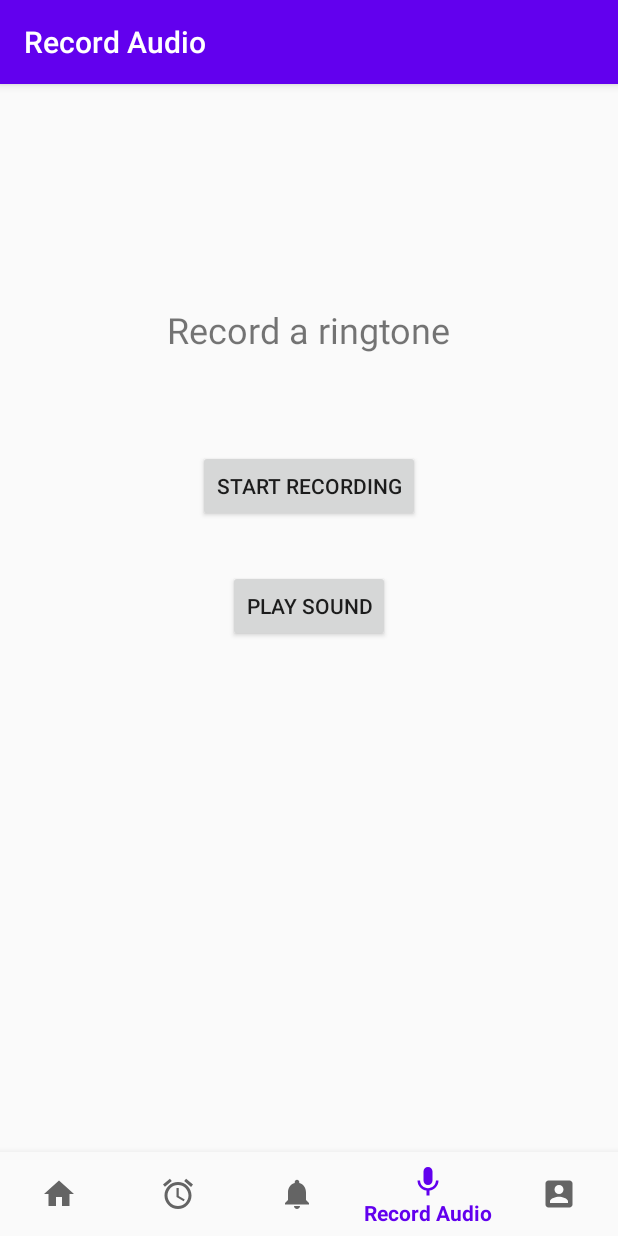
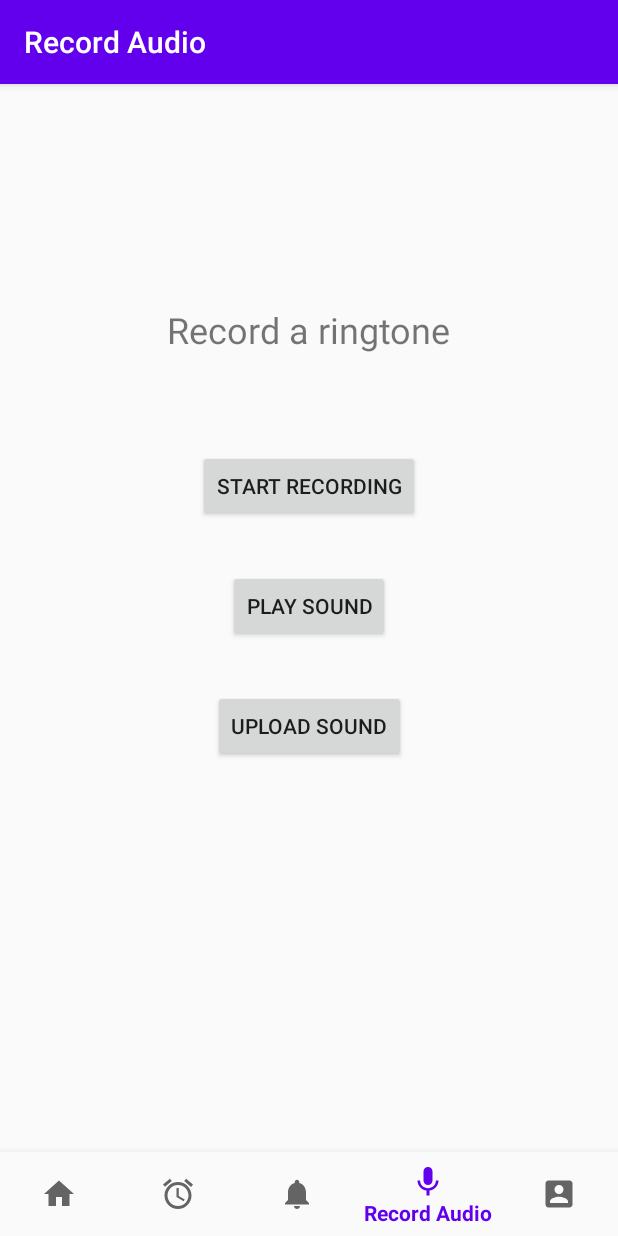
Before and after one commit to RileyLipinski/AlarmBuddyClock, an Android app: the RecordAudioFragment screen opened through its navigation route, on a phone screen of 412 x 824 dp. Run offline under Robolectric (Android 15) with nearby library versions, the phone set to English and light mode, and no system bars; our stand-ins replace navigation-ui; libraries missing offline, so code that uses them is left out: nl.bravobit.ffmpeg.

Commit message:
Uploading sound gives file not supported

```diff
--- a/android/app/src/main/java/edu/ust/alarmbuddy/ui/record_audio/RecordAudioFragment.java
+++ b/android/app/src/main/java/edu/ust/alarmbuddy/ui/record_audio/RecordAudioFragment.java
@@ -1,15 +1,16 @@
 package edu.ust.alarmbuddy.ui.record_audio;
 
 import android.Manifest;
+import android.content.Context;
 import android.content.pm.PackageManager;
 import android.media.MediaPlayer;
 import android.media.MediaRecorder;
 import android.os.Bundle;
-import android.os.Environment;
 import android.util.Log;
 import android.view.LayoutInflater;
 import android.view.View;
 import android.view.ViewGroup;
+import android.webkit.MimeTypeMap;
 import android.widget.Button;
 import android.widget.Toast;
 import androidx.annotation.NonNull;
@@ -17,6 +18,13 @@ import androidx.annotation.Nullable;
 import androidx.fragment.app.Fragment;
 import androidx.lifecycle.ViewModelProviders;
 import edu.ust.alarmbuddy.R;
+import edu.ust.alarmbuddy.common.AlarmBuddyHttp;
+import edu.ust.alarmbuddy.common.UserData;
+import nl.bravobit.ffmpeg.ExecuteBinaryResponseHandler;
+import nl.bravobit.ffmpeg.FFmpeg;
+import okhttp3.*;
+import org.jetbrains.annotations.NotNull;
+
 import java.io.File;
 import java.io.IOException;
 
@@ -29,11 +37,11 @@ public class RecordAudioFragment extends Fragment {
 	private final int MY_PERMISSIONS_RECORD_AUDIO = 1;
 	private final int MY_PERMISSIONS_WRITE_EXTERNAL_STORAGE = 2;
 
-	private File audioFile = null;
-	private static String fileName = null;
+	private static File audioFile = null;
 
 	private Button recordButton = null;
 	private Button playButton = null;
+	private Button uploadSoundButton = null;
 
 	private MediaRecorder recorder = null;
 	private MediaPlayer player = null;
@@ -49,23 +57,22 @@ public class RecordAudioFragment extends Fragment {
 		root = inflater.inflate(R.layout.fragment_record_audio, container, false);
 
 		// where to store recorded audio file
-		audioFile = new File(Environment.getExternalStorageDirectory(),
-			"audio_test.3gp");
-		// name to access audio file
-		fileName = audioFile.getAbsolutePath();
+		audioFile = new File(getContext().getExternalFilesDir(""),
+			"android_test.wav");
 
 		// set buttons
 		recordButton = root.findViewById(R.id.recordButton);
 		playButton = root.findViewById(R.id.playButton);
+		uploadSoundButton = root.findViewById(R.id.uploadButton);
 
 		recordButton.setText("Start recording");
 		playButton.setText("Play sound");
 
-		// request user for permission to access microphone
+		// request user for permission to access microphone and storage
 		requestPermissions(new String[]{Manifest.permission.RECORD_AUDIO,
 			Manifest.permission.WRITE_EXTERNAL_STORAGE}, 1);
 
-		// set listeners for button clicks
+		// set listeners for record, play, and upload
 		View.OnClickListener recordClicker = new View.OnClickListener() {
 			public void onClick(View v) {
 				// only starts recording if mic can be used
@@ -83,7 +90,6 @@ public class RecordAudioFragment extends Fragment {
 		};
 		recordButton.setOnClickListener(recordClicker);
 
-		// set listener for play button
 		View.OnClickListener playClicker = new View.OnClickListener() {
 			public void onClick(View v) {
 				// check if there is a recorded file to play
@@ -101,8 +107,20 @@ public class RecordAudioFragment extends Fragment {
 		};
 		playButton.setOnClickListener(playClicker);
 
+		View.OnClickListener uploadClicker = new View.OnClickListener() {
+			public void onClick(View v) {
+				//if (audioFile.exists()) {
+					//uploadSound(getContext(), audioFile.getAbsolutePath());
+				//}
+				uploadSound(getContext(), audioFile.getAbsolutePath());
+			}
+		};
+		uploadSoundButton.setOnClickListener(uploadClicker);
+
 		return root;
 	}
+
+
 
 	@Override
 	public void onActivityCreated(@Nullable Bundle savedInstanceState) {
@@ -138,11 +156,8 @@ public class RecordAudioFragment extends Fragment {
 			case MY_PERMISSIONS_RECORD_AUDIO: {
 				if (grantResults.length > 0
 					&& grantResults[0] == PackageManager.PERMISSION_GRANTED) {
-					// permission was granted, yay!
 					micPermission = true;
 				} else {
-					// permission denied, boo! Disable the
-					// functionality that depends on this permission.
 					Toast.makeText(getActivity(), "Permissions Denied to record audio",
 						Toast.LENGTH_LONG).show();
 				}
@@ -151,11 +166,8 @@ public class RecordAudioFragment extends Fragment {
 			case MY_PERMISSIONS_WRITE_EXTERNAL_STORAGE: {
 				if (grantResults.length > 0
 					&& grantResults[0] == PackageManager.PERMISSION_GRANTED) {
-					// permission was granted, yay!
 					micPermission = true;
 				} else {
-					// permission denied, boo! Disable the
-					// functionality that depends on this permission.
 					Toast.makeText(getActivity(), "Permissions Denied to write to storage",
 						Toast.LENGTH_LONG).show();
 				}
@@ -184,14 +196,14 @@ public class RecordAudioFragment extends Fragment {
 	private void startPlaying() {
 		player = new MediaPlayer();
 		try {
-			player.setDataSource(fileName);
+			player.setDataSource(audioFile.getAbsolutePath());
 		} catch (IOException e) {
 			Log.e(LOG_TAG, "setDataSource() failed");
 		}
 		try {
 			player.prepare();
 		} catch (IOException e) {
-			Log.e(LOG_TAG, "prepare() failed: ");
+			Log.e(LOG_TAG, "prepare() failed");
 		}
 
 		player.start();
@@ -206,7 +218,7 @@ public class RecordAudioFragment extends Fragment {
 		recorder = new MediaRecorder();
 		recorder.setAudioSource(MediaRecorder.AudioSource.MIC);
 		recorder.setOutputFormat(MediaRecorder.OutputFormat.THREE_GPP);
-		recorder.setOutputFile(fileName);
+		recorder.setOutputFile(audioFile.getAbsolutePath());
 		recorder.setAudioEncoder(MediaRecorder.AudioEncoder.AMR_NB);
 
 		try {
@@ -224,5 +236,134 @@ public class RecordAudioFragment extends Fragment {
 		recorder = null;
 	}
 
+	public static void uploadSound(Context context, String sound_path) {
+		/*
+		try {
+			sound_path = "file:///android_asset/multiply.mp3"; //"file:///edu.ust.alarmbuddy/raw/multiply";
+		}
+		catch (Exception e) {
+			Log.e("Upload Sound", "sound path " + e);
+		}*/
+		if (FFmpeg.getInstance(context).isSupported()) {
+
+			OkHttpClient client = new OkHttpClient();
+			FFmpeg ffmpeg = FFmpeg.getInstance(context);
+
+
+			File formattedAudioFile = new File(context.getExternalFilesDir(""), "android_test.mp3");
+			try {
+				String[] cmd = new String[]{"-y", "-i", sound_path, formattedAudioFile.getAbsolutePath()};
+				ffmpeg.execute(cmd, new ExecuteBinaryResponseHandler() {
+					@Override
+					public void onFailure(String message) {
+						Log.i("Convert to mp3", "Failure " + message);
+					}
+
+					@Override
+					public void onSuccess(String message) {
+						Log.i("Convert to mp3", "Success " + message);
+						String mime = getMimeType(formattedAudioFile.getAbsolutePath());
+						String username = "";
+						String token = "";
+						try {
+							username = UserData.getString(context, "username");
+							token = UserData.getString(context, "token");
+						} catch (Exception e) {
+							Log.e("Upload Sound", "Could not retrieve username or token");
+						}
+
+						RequestBody body = new MultipartBody.Builder()
+								.setType(MultipartBody.FORM)
+								.addFormDataPart("file", formattedAudioFile.getName(),
+										RequestBody.create(formattedAudioFile, MediaType.parse("audio/mpeg")))
+								.build();
+
+
+						//RequestBody body = RequestBody.create(data, QUERYSTRING);
+						Request request = new Request.Builder()
+								.url("https://alarmbuddy.wm.r.appspot.com/upload/" + username)
+								.header("Authorization", token)
+								.post(body)
+								.build();
+
+						Log.i("Upload Sound", request.toString());
+						Log.i("Upload Sound", body.toString() + " " + mime);
+
+						client.newCall(request).enqueue(new Callback() {
+							@Override
+							public void onFailure(@NotNull Call call, @NotNull IOException e) {
+								Log.i("Failure", e.toString());
+							}
+
+							@Override
+							public void onResponse(@NotNull Call call, @NotNull Response response) throws IOException {
+								Log.i("Response", response.body().string());
+							}
+						});
+					}
+
+
+				});
+			} catch (Exception e) {
+				Log.e("Convert from wav to mp3", "Exception: " + e);
+			}
+
+			//String mime = getMimeType(sound_path);
+
+			//Log.i("Upload Sound", sound_path + "  " + mime + formattedAudioFile.getName());
+			Log.i("Upload Sound", sound_path + "  " + formattedAudioFile.getAbsolutePath());
+
+		}
+
+/*
+		//execute the request and wait for a response
+		final String[] stringResponse = new String[1];
+		final CountDownLatch latch = new CountDownLatch(1);
+		client.newCall(request).enqueue(new Callback() {
+			@Override
+			public void onFailure(Call call, IOException e) {
+				call.cancel();
+				latch.countDown();
+				Log.i("call request", "onFailure");
+			}
+
+			@Override
+			public void onResponse(Call call, Response response) throws IOException {
+				stringResponse[0] = response.body().string();
+				latch.countDown();
+				Log.i("call request", "onResponse");
+			}
+		});
+		try {
+			latch.await();
+		} catch (InterruptedException e) {
+			e.printStackTrace();
+		}
+
+
+		Call call = client.newCall(request);
+		try {
+			Response response = call.execute();
+			Log.i("Upload Sound", response.toString());
+		}
+		catch(IOException e) {
+			Log.e("Execute Call", "IOException" + e);
+		}
+*/
+
+/*
+		return stringResponse[0] != null && stringResponse[0].substring(8, 12).equals("true");
+*/
+
+	}
+
+	public static String getMimeType(String url) {
+		String type = null;
+		String extension = MimeTypeMap.getFileExtensionFromUrl(url);
+		if (extension != null) {
+			type = MimeTypeMap.getSingleton().getMimeTypeFromExtension(extension);
+		}
+		return type;
+	}
 
 }
--- a/android/app/src/main/res/layout/fragment_record_audio.xml
+++ b/android/app/src/main/res/layout/fragment_record_audio.xml
@@ -47,4 +47,14 @@
     app:layout_constraintStart_toStartOf="parent"
     app:layout_constraintTop_toBottomOf="@+id/textView4"/>
 
+  <Button
+      android:id="@+id/uploadButton"
+      android:layout_width="wrap_content"
+      android:layout_height="wrap_content"
+      android:layout_marginTop="32dp"
+      android:text="Upload sound"
+      app:layout_constraintEnd_toEndOf="parent"
+      app:layout_constraintStart_toStartOf="parent"
+      app:layout_constraintTop_toBottomOf="@+id/playButton" />
+
 </androidx.constraintlayout.widget.ConstraintLayout>
```
